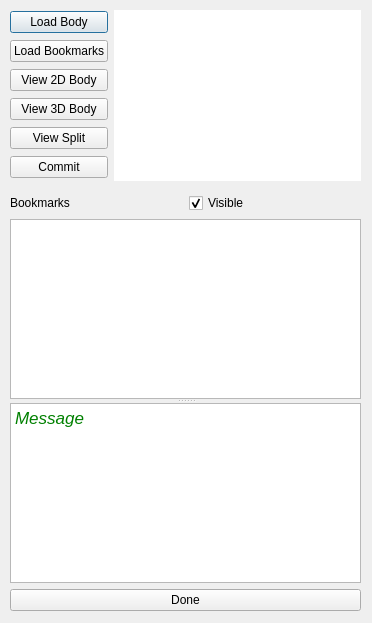
The window that neurolabi/gui/flyembodysplitprojectdialog.ui (janelia-flyem/NeuTu) describes before a commit, drawn with Qt 5.
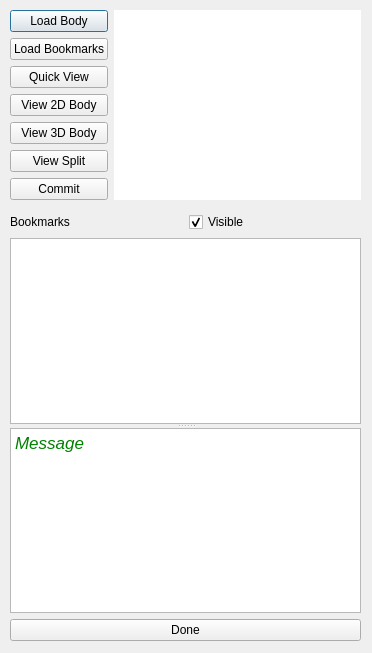
The same window after the commit.

Commit message: body quick view

```diff
--- a/neurolabi/gui/flyembodysplitprojectdialog.ui
+++ b/neurolabi/gui/flyembodysplitprojectdialog.ui
@@ -7,7 +7,7 @@
     <x>0</x>
     <y>0</y>
     <width>372</width>
-    <height>623</height>
+    <height>653</height>
    </rect>
   </property>
   <property name="sizePolicy">
@@ -25,7 +25,7 @@
      <x>10</x>
      <y>10</y>
      <width>351</width>
-     <height>601</height>
+     <height>631</height>
     </rect>
    </property>
    <layout class="QVBoxLayout" name="verticalLayout_2">
@@ -47,6 +47,13 @@
           </property>
          </widget>
         </item>
+        <item>
+         <widget class="QPushButton" name="quickViewPushButton">
+          <property name="text">
+           <string>Quick View</string>
+          </property>
+         </widget>
+        </item>
         <item>
          <widget class="QPushButton" name="view2dBodyPushButton">
           <property name="text">
```
The commit also changes 7 other files.
